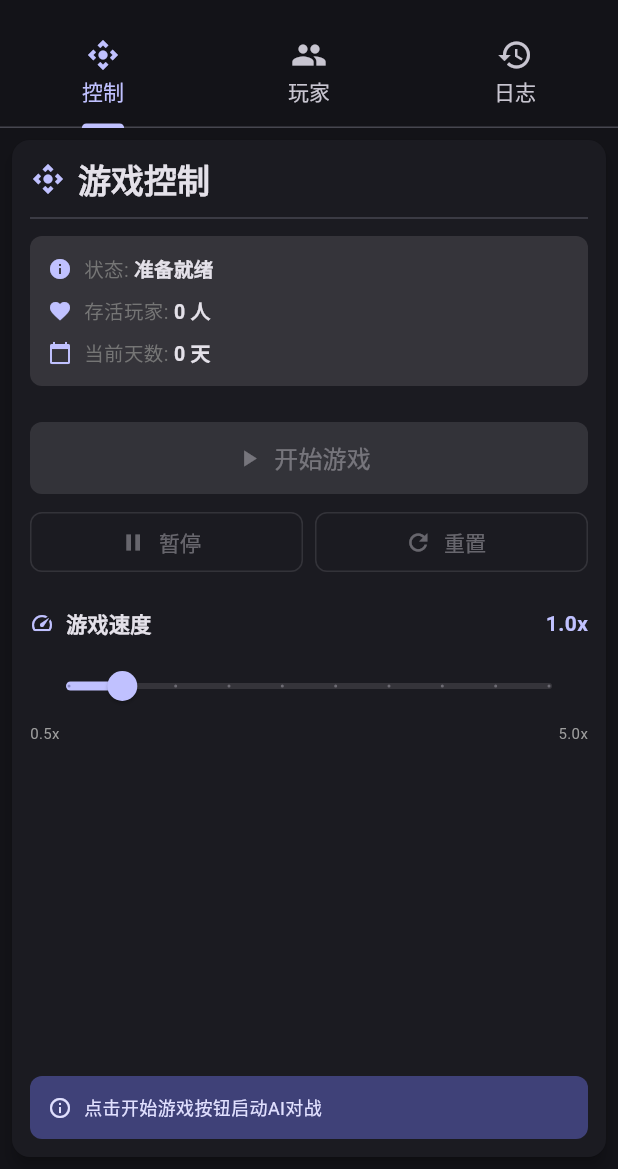
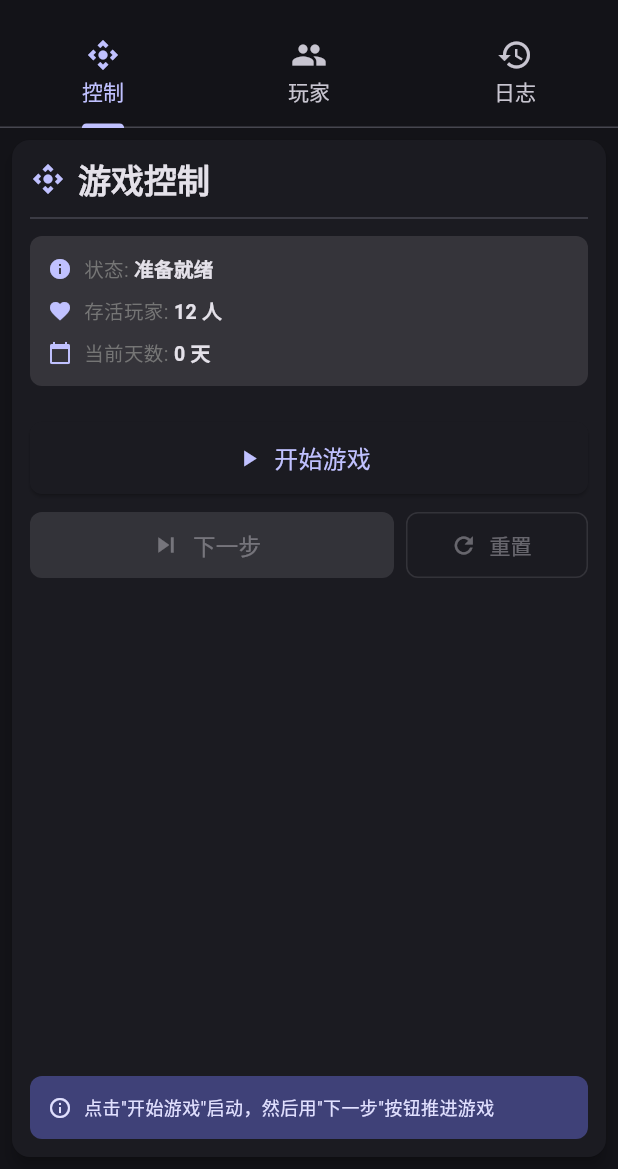
Before and after one commit to CalsRanna/werewolf_arena, a Flutter app: the GamePage screen opened by its route, on a phone screen of 412 x 824 dp, the part 67-1236 px from its top. Run offline on Flutter 3.47's test engine with Material 3 defaults, Android fonts, the phone set to English and light mode, and no system bars; our stand-ins replace args, auto_route, get_it, logger, shared_preferences, signals and 1 more; missing offline and left inert: openai_dart; accounts and stored records are empty.

Commit message:
feat(game): add manual step-by-step gameplay and error handling
- Replace automatic game loop with manual step execution
- Add comprehensive error handling with user-friendly messages
- Implement snackbar notifications for errors
- Remove speed control and pause functionality
- Improve player logger for mobile compatibility
- Add DevTools signals extension support

```diff
--- a/devtools_options.yaml
+++ b/devtools_options.yaml
@@ -2,3 +2,4 @@ description: This file stores settings for Dart & Flutter DevTools.
 documentation: https://docs.flutter.dev/tools/devtools/extensions#configure-extension-enablement-states
 extensions:
   - shared_preferences: true
+  - signals: true
--- a/lib/page/game/game_page.dart
+++ b/lib/page/game/game_page.dart
@@ -1,3 +1,4 @@
+import 'dart:async';
 import 'package:auto_route/auto_route.dart';
 import 'package:flutter/material.dart';
 import 'package:get_it/get_it.dart';
@@ -16,17 +17,39 @@ class GamePage extends StatefulWidget {
 class _GamePageState extends State<GamePage> with SingleTickerProviderStateMixin {
   final GameViewModel viewModel = GetIt.instance.get<GameViewModel>();
   late TabController _tabController;
+  StreamSubscription? _snackBarSubscription;
 
   @override
   void initState() {
     super.initState();
     _tabController = TabController(length: 3, vsync: this);
     viewModel.initSignals();
+
+    // 监听SnackBar消息
+    _snackBarSubscription = viewModel.snackBarMessages.listen((message) {
+      if (mounted) {
+        ScaffoldMessenger.of(context).showSnackBar(
+          SnackBar(
+            content: Text(message),
+            backgroundColor: Colors.red[700],
+            duration: const Duration(seconds: 5),
+            action: SnackBarAction(
+              label: '关闭',
+              textColor: Colors.white,
+              onPressed: () {
+                ScaffoldMessenger.of(context).hideCurrentSnackBar();
+              },
+            ),
+          ),
+        );
+      }
+    });
   }
 
   @override
   void dispose() {
     _tabController.dispose();
+    _snackBarSubscription?.cancel();
     viewModel.dispose();
     super.dispose();
   }
@@ -184,11 +207,6 @@ class _GamePageState extends State<GamePage> with SingleTickerProviderStateMixin
             // 控制按钮
             _buildControlButtons(),
 
-            SizedBox(height: 24),
-
-            // 游戏速度控制
-            _buildSpeedControl(),
-
             Spacer(),
 
             // 底部提示
@@ -209,7 +227,7 @@ class _GamePageState extends State<GamePage> with SingleTickerProviderStateMixin
                     SizedBox(width: 8),
                     Expanded(
                       child: Text(
-                        '点击开始游戏按钮启动AI对战',
+                        '点击"开始游戏"启动，然后用"下一步"按钮推进游戏',
                         style: TextStyle(
                           fontSize: 12,
                           color: Theme.of(context).colorScheme.onPrimaryContainer,
@@ -227,8 +245,6 @@ class _GamePageState extends State<GamePage> with SingleTickerProviderStateMixin
 
   // 游戏区域
   Widget _buildGameArea() {
-    final isPaused = viewModel.isPaused.value;
-
     return Card(
       margin: Responsive.getResponsiveCardMargin(context),
       elevation: 4,
@@ -240,7 +256,9 @@ class _GamePageState extends State<GamePage> with SingleTickerProviderStateMixin
             Row(
               mainAxisAlignment: MainAxisAlignment.spaceBetween,
               children: [
-                Row(
+                Expanded(
+                  child: Row(
+                    mainAxisSize: MainAxisSize.min,
                     children: [
                       Icon(Icons.people, color: Theme.of(context).colorScheme.primary),
                       SizedBox(width: 8),
@@ -255,11 +273,6 @@ class _GamePageState extends State<GamePage> with SingleTickerProviderStateMixin
                       ),
                     ],
                   ),
-                if (isPaused)
-                  Chip(
-                    avatar: Icon(Icons.pause_circle, size: 16),
-                    label: Text('已暂停'),
-                    backgroundColor: Colors.orange.withValues(alpha: 0.2),
                 ),
               ],
             ),
@@ -319,8 +332,6 @@ class _GamePageState extends State<GamePage> with SingleTickerProviderStateMixin
           _buildGameStatus(),
           SizedBox(height: 16),
           _buildControlButtons(),
-          SizedBox(height: 16),
-          _buildSpeedControl(),
           if (!isRunning) ...[
             SizedBox(height: 16),
             Container(
@@ -339,7 +350,7 @@ class _GamePageState extends State<GamePage> with SingleTickerProviderStateMixin
                   SizedBox(width: 8),
                   Expanded(
                     child: Text(
-                      '点击开始游戏按钮启动AI对战',
+                      '点击"开始游戏"启动，然后用"下一步"按钮推进游戏',
                       style: TextStyle(
                         fontSize: 12,
                         color: Theme.of(context).colorScheme.onPrimaryContainer,
@@ -418,13 +429,12 @@ class _GamePageState extends State<GamePage> with SingleTickerProviderStateMixin
 
   Widget _buildControlButtons() {
     final canStart = viewModel.canStartGame.value;
-    final canPause = viewModel.canPauseGame.value;
-    final canResume = viewModel.canResumeGame.value;
+    final canNext = viewModel.canNextStep.value;
     final isRunning = viewModel.isGameRunning.value;
-    final isPaused = viewModel.isPaused.value;
 
     return Column(
       children: [
+        // 开始游戏按钮
         SizedBox(
           width: double.infinity,
           height: 48,
@@ -442,18 +452,24 @@ class _GamePageState extends State<GamePage> with SingleTickerProviderStateMixin
 
         SizedBox(height: 12),
 
+        // 下一步和重置按钮
         Row(
           children: [
             Expanded(
+              flex: 2,
               child: SizedBox(
-                height: 40,
-                child: OutlinedButton.icon(
-                  onPressed: (canPause || canResume)
-                      ? () => isPaused ? viewModel.resumeGame() : viewModel.pauseGame()
+                height: 44,
+                child: ElevatedButton.icon(
+                  onPressed: canNext ? () => viewModel.executeNextStep() : null,
+                  icon: Icon(Icons.skip_next, size: 20),
+                  label: Text('下一步', style: TextStyle(fontSize: 15)),
+                  style: ElevatedButton.styleFrom(
+                    backgroundColor: canNext
+                        ? Theme.of(context).colorScheme.secondary
                         : null,
-                  icon: Icon(isPaused ? Icons.play_arrow : Icons.pause, size: 18),
-                  label: Text(isPaused ? '恢复' : '暂停'),
-                  style: OutlinedButton.styleFrom(
+                    foregroundColor: canNext
+                        ? Theme.of(context).colorScheme.onSecondary
+                        : null,
                     shape: RoundedRectangleBorder(
                       borderRadius: BorderRadius.circular(8),
                     ),
@@ -464,7 +480,7 @@ class _GamePageState extends State<GamePage> with SingleTickerProviderStateMixin
             SizedBox(width: 8),
             Expanded(
               child: SizedBox(
-                height: 40,
+                height: 44,
                 child: OutlinedButton.icon(
                   onPressed: isRunning ? () => viewModel.resetGame() : null,
                   icon: Icon(Icons.refresh, size: 18),
@@ -477,50 +493,6 @@ class _GamePageState extends State<GamePage> with SingleTickerProviderStateMixin
                 ),
               ),
             ),
-          ],
-        ),
-      ],
-    );
-  }
-
-  Widget _buildSpeedControl() {
-    final speed = viewModel.gameSpeed.value;
-
-    return Column(
-      crossAxisAlignment: CrossAxisAlignment.start,
-      children: [
-        Row(
-          children: [
-            Icon(Icons.speed, size: 16, color: Theme.of(context).colorScheme.primary),
-            SizedBox(width: 8),
-            Text(
-              '游戏速度',
-              style: TextStyle(fontWeight: FontWeight.w600),
-            ),
-            Spacer(),
-            Text(
-              '${speed.toStringAsFixed(1)}x',
-              style: TextStyle(
-                fontWeight: FontWeight.bold,
-                color: Theme.of(context).colorScheme.primary,
-              ),
-            ),
-          ],
-        ),
-        SizedBox(height: 8),
-        Slider(
-          value: speed,
-          min: 0.5,
-          max: 5.0,
-          divisions: 9,
-          label: '${speed.toStringAsFixed(1)}x',
-          onChanged: (value) => viewModel.setGameSpeed(value),
-        ),
-        Row(
-          mainAxisAlignment: MainAxisAlignment.spaceBetween,
-          children: [
-            Text('0.5x', style: TextStyle(fontSize: 10, color: Colors.grey)),
-            Text('5.0x', style: TextStyle(fontSize: 10, color: Colors.grey)),
           ],
         ),
       ],
--- a/lib/services/game_service.dart
+++ b/lib/services/game_service.dart
@@ -12,6 +12,7 @@ class GameService implements GameEventCallbacks {
   bool _isInitialized = false;
   GameEngine? _gameEngine;
   ConfigManager? _configManager;
+  bool _isExecutingStep = false;
 
   // 事件流控制器
   final StreamController<String> _gameEventController =
@@ -44,6 +45,9 @@ class GameService implements GameEventCallbacks {
 
   /// 游戏是否已结束
   bool get isGameEnded => _gameEngine?.isGameEnded ?? true;
+
+  /// 是否正在执行步骤
+  bool get isExecutingStep => _isExecutingStep;
 
   /// 初始化游戏服务
   Future<void> initialize() async {
@@ -93,13 +97,27 @@ class GameService implements GameEventCallbacks {
   /// 执行下一步
   Future<void> executeNextStep() async {
     _ensureInitialized();
-    await _gameEngine!.executeGameStep();
-    _gameEventController.add('执行下一步');
+
+    if (_isExecutingStep) {
+      _gameEventController.add('正在执行步骤，请稍候...');
+      return;
+    }
+
+    try {
+      _isExecutingStep = true;
+      await _gameEngine!.executeGameStep();
+      _gameEventController.add('执行下一步完成');
+    } finally {
+      _isExecutingStep = false;
+    }
   }
 
   /// 重置游戏
   Future<void> resetGame() async {
     _ensureInitialized();
+
+    // 重置执行标志
+    _isExecutingStep = false;
 
     // 清理旧引擎
     _gameEngine?.dispose();
--- a/pubspec.yaml
+++ b/pubspec.yaml
@@ -32,6 +32,7 @@ dependencies:
   shared_preferences: ^2.2.0
   window_manager: ^0.3.2
   tray_manager: ^0.2.0
+  path_provider: ^2.1.5
 
 dev_dependencies:
   flutter_test:
```
Also changed, not shown: lib/core/engine/game_engine.dart (+40 -1 lines), lib/page/game/game_view_model.dart (+98 -75 lines), lib/services/logging/player_logger.dart (+55 -38 lines). Lines whose indentation alone changed are shown as unchanged.
